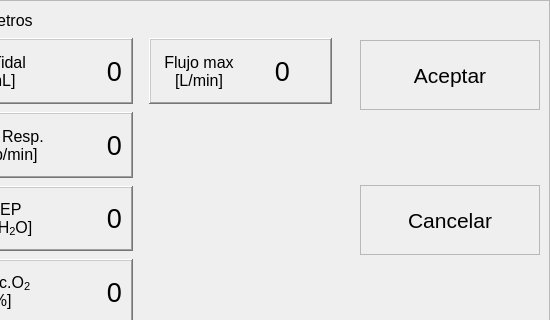
First picture: the form in config_dialog.ui, repository ddiaz-yx/respiface, before the edit; both pictures show x 250 to 800 and y 0 to 320 of the 800 by 480 pixel window.
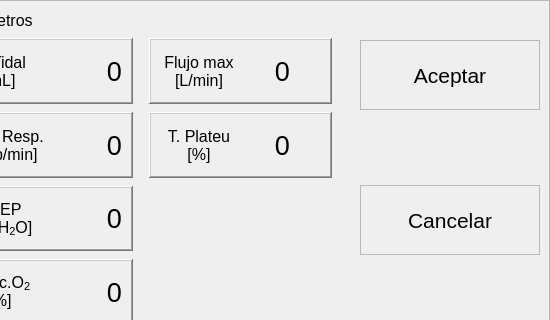
Second picture: the form after the edit.

Commit message: Add plateu time as a new configurable parameter for VCV mode

What changed in the file:
```diff
--- a/config_dialog.ui
+++ b/config_dialog.ui
@@ -618,6 +618,52 @@
               </property>
              </widget>
             </item>
+            <item row="2" column="2">
+             <widget class="QFrame" name="frm_param_pt">
+              <property name="frameShape">
+               <enum>QFrame::WinPanel</enum>
+              </property>
+              <property name="frameShadow">
+               <enum>QFrame::Raised</enum>
+              </property>
+              <property name="lineWidth">
+               <number>2</number>
+              </property>
+              <layout class="QHBoxLayout" name="horizontalLayout_12">
+               <item>
+                <widget class="QLabel" name="lbl_sec_2">
+                 <property name="font">
+                  <font>
+                   <pointsize>12</pointsize>
+                  </font>
+                 </property>
+                 <property name="text">
+                  <string>T. Plateu
+[%]</string>
+                 </property>
+                 <property name="alignment">
+                  <set>Qt::AlignCenter</set>
+                 </property>
+                </widget>
+               </item>
+               <item>
+                <widget class="QLabel" name="lbl_basic_value_7">
+                 <property name="font">
+                  <font>
+                   <pointsize>20</pointsize>
+                  </font>
+                 </property>
+                 <property name="text">
+                  <string>0</string>
+                 </property>
+                 <property name="alignment">
+                  <set>Qt::AlignCenter</set>
+                 </property>
+                </widget>
+               </item>
+              </layout>
+             </widget>
+            </item>
            </layout>
           </widget>
          </item>
```
The commit also changes 5 other files.
